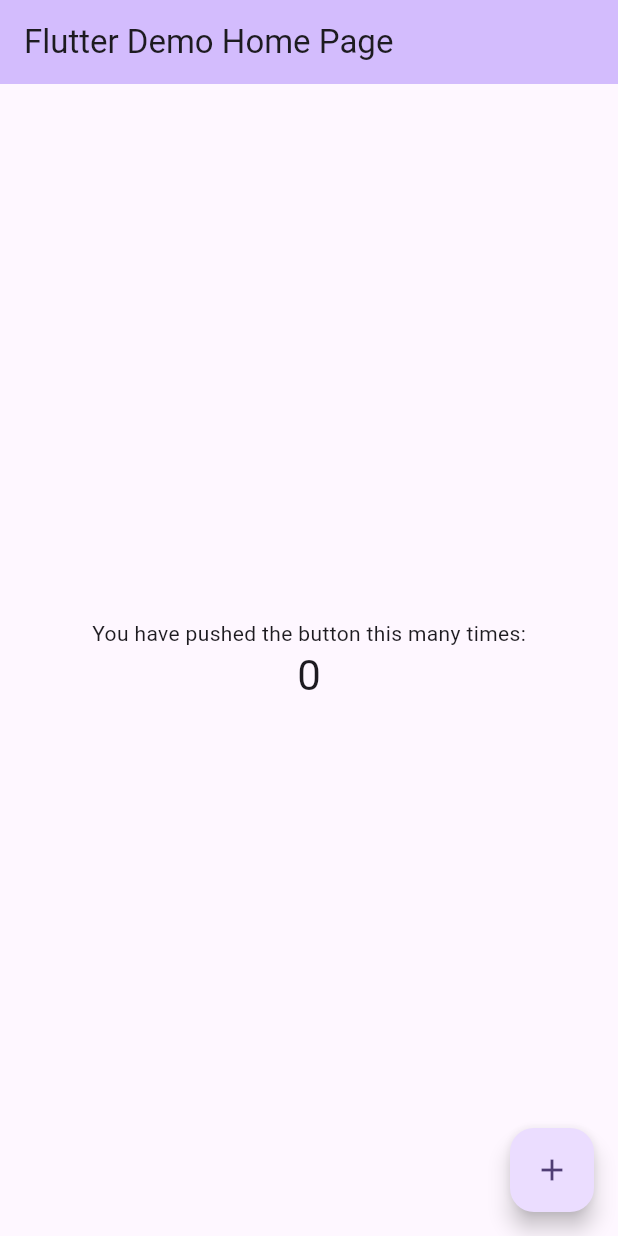
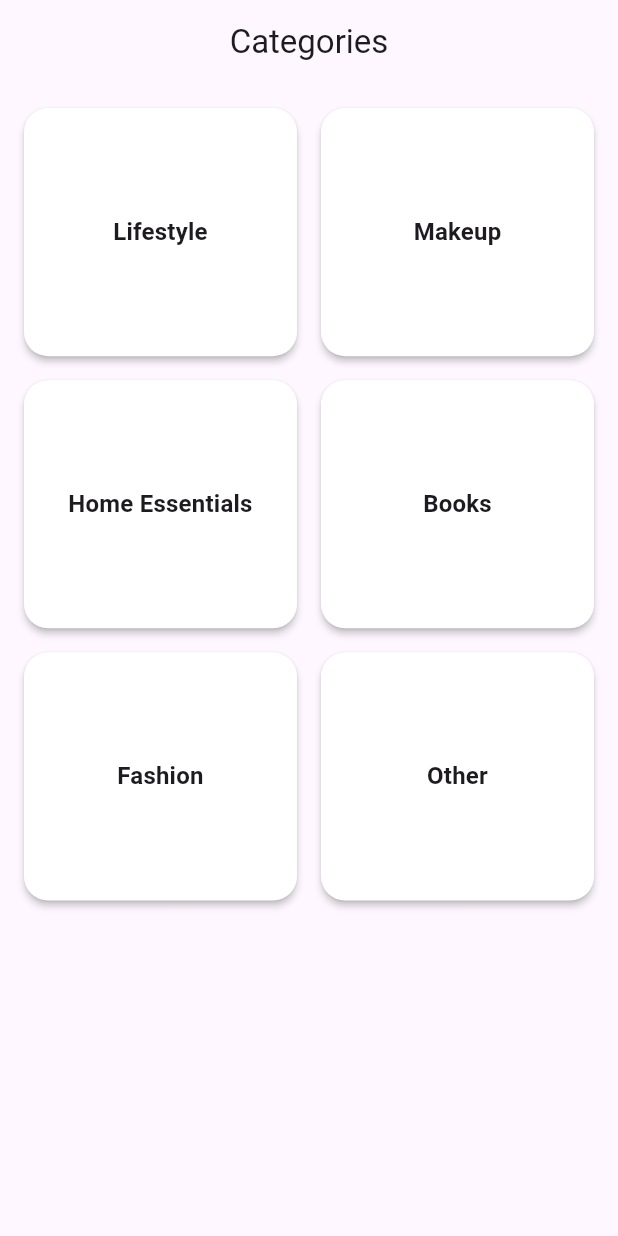
Before and after one commit to DoEhab/mobile-app-automation, a Flutter app: the screen it shows after launch, on a phone screen of 412 x 824 dp. Run offline on Flutter 3.47's test engine with Material 3 defaults, Android fonts, the light colour scheme and no system bars; our stand-ins replace shared_preferences.

Commit message:
main code

```diff
--- a/analysis_options.yaml
+++ b/analysis_options.yaml
@@ -20,7 +20,11 @@ linter:
   # or a specific dart file by using the `// ignore: name_of_lint` and
   # `// ignore_for_file: name_of_lint` syntax on the line or in the file
   # producing the lint.
+
   rules:
+    avoid_print: true
+    prefer_const_constructors: true
+    always_use_package_imports: true
     # avoid_print: false  # Uncomment to disable the `avoid_print` rule
     # prefer_single_quotes: true  # Uncomment to enable the `prefer_single_quotes` rule
 
--- /dev/null
+++ b/devtools_options.yaml
@@ -0,0 +1,3 @@
+description: This file stores settings for Dart & Flutter DevTools.
+documentation: https://docs.flutter.dev/tools/devtools/extensions#configure-extension-enablement-states
+extensions:
--- /dev/null
+++ b/lib/features/categories/presentation/categories_screen.dart
@@ -0,0 +1,49 @@
+import 'package:app_automation/features/categories/presentation/category_links_screen.dart';
+import 'package:flutter/material.dart';
+import 'package:app_automation/features/Categories/presentation/widgets/category_card.dart';
+
+class CategoriesScreen extends StatelessWidget {
+  const CategoriesScreen({super.key});
+
+  static const List<String> categories = [
+    'Lifestyle',
+    'Makeup',
+    'Home Essentials',
+    'Books',
+    'Fashion',
+    'Other',
+  ];
+
+  @override
+  Widget build(BuildContext context) {
+    return Scaffold(
+      appBar: AppBar(title: const Text('Categories'), centerTitle: true),
+      body: Padding(
+        padding: const EdgeInsets.all(16),
+        child: GridView.builder(
+          itemCount: categories.length,
+          gridDelegate: const SliverGridDelegateWithFixedCrossAxisCount(
+            crossAxisCount: 2,
+            mainAxisSpacing: 16,
+            crossAxisSpacing: 16,
+            childAspectRatio: 1.1,
+          ),
+          itemBuilder: (context, index) {
+            return CategoryCard(
+              title: categories[index],
+              onTap: () {
+                Navigator.push(
+                  context,
+                  MaterialPageRoute(
+                    builder: (_) =>
+                        CategoryLinksScreen(categoryName: categories[index]),
+                  ),
+                );
+              },
+            );
+          },
+        ),
+      ),
+    );
+  }
+}
--- /dev/null
+++ b/lib/features/categories/presentation/widgets/category_card.dart
@@ -0,0 +1,33 @@
+import 'package:flutter/material.dart';
+
+class CategoryCard extends StatelessWidget {
+  final String title;
+  final VoidCallback onTap;
+
+  const CategoryCard({super.key, required this.title, required this.onTap});
+
+  @override
+  Widget build(BuildContext context) {
+    return Material(
+      color: Colors.white,
+      borderRadius: BorderRadius.circular(16),
+      elevation: 2,
+      child: InkWell(
+        borderRadius: BorderRadius.circular(16),
+        onTap: onTap,
+        child: Center(
+          child: Padding(
+            padding: const EdgeInsets.all(12),
+            child: Text(
+              title,
+              textAlign: TextAlign.center,
+              style: Theme.of(
+                context,
+              ).textTheme.titleMedium?.copyWith(fontWeight: FontWeight.w600),
+            ),
+          ),
+        ),
+      ),
+    );
+  }
+}
--- a/lib/main.dart
+++ b/lib/main.dart
@@ -1,3 +1,4 @@
+import 'package:app_automation/features/categories/presentation/categories_screen.dart';
 import 'package:flutter/material.dart';
 
 void main() {
@@ -11,26 +12,12 @@ class MyApp extends StatelessWidget {
   @override
   Widget build(BuildContext context) {
     return MaterialApp(
-      title: 'Flutter Demo',
-      theme: ThemeData(
-        // This is the theme of your application.
-        //
-        // TRY THIS: Try running your application with "flutter run". You'll see
-        // the application has a purple toolbar. Then, without quitting the app,
-        // try changing the seedColor in the colorScheme below to Colors.green
-        // and then invoke "hot reload" (save your changes or press the "hot
-        // reload" button in a Flutter-supported IDE, or press "r" if you used
-        // the command line to start the app).
-        //
-        // Notice that the counter didn't reset back to zero; the application
-        // state is not lost during the reload. To reset the state, use hot
-        // restart instead.
-        //
-        // This works for code too, not just values: Most code changes can be
-        // tested with just a hot reload.
-        colorScheme: .fromSeed(seedColor: Colors.deepPurple),
-      ),
-      home: const MyHomePage(title: 'Flutter Demo Home Page'),
+      debugShowCheckedModeBanner: false,
+      initialRoute: '/',
+      routes: {
+        '/': (context) => const CategoriesScreen(),
+        // '/details': (context) => const CategoryDetailsScreen(),
+      },
     );
   }
 }
--- a/pubspec.yaml
+++ b/pubspec.yaml
@@ -34,7 +34,10 @@ dependencies:
   # The following adds the Cupertino Icons font to your application.
   # Use with the CupertinoIcons class for iOS style icons.
   cupertino_icons: ^1.0.8
-
+  shared_preferences: ^2.2.2
+  http: ^1.2.0
+  html: ^0.15.4
+  url_launcher: ^6.2.6
 dev_dependencies:
   flutter_test:
     sdk: flutter
```
Also changed, not shown: lib/features/categories/data/link_metadata_service.dart (added, +54 -0 lines), lib/features/categories/models/link_preview.dart (added, +16 -0 lines), lib/features/categories/presentation/category_links_screen.dart (added, +195 -0 lines), pubspec.lock, 17 other files.
